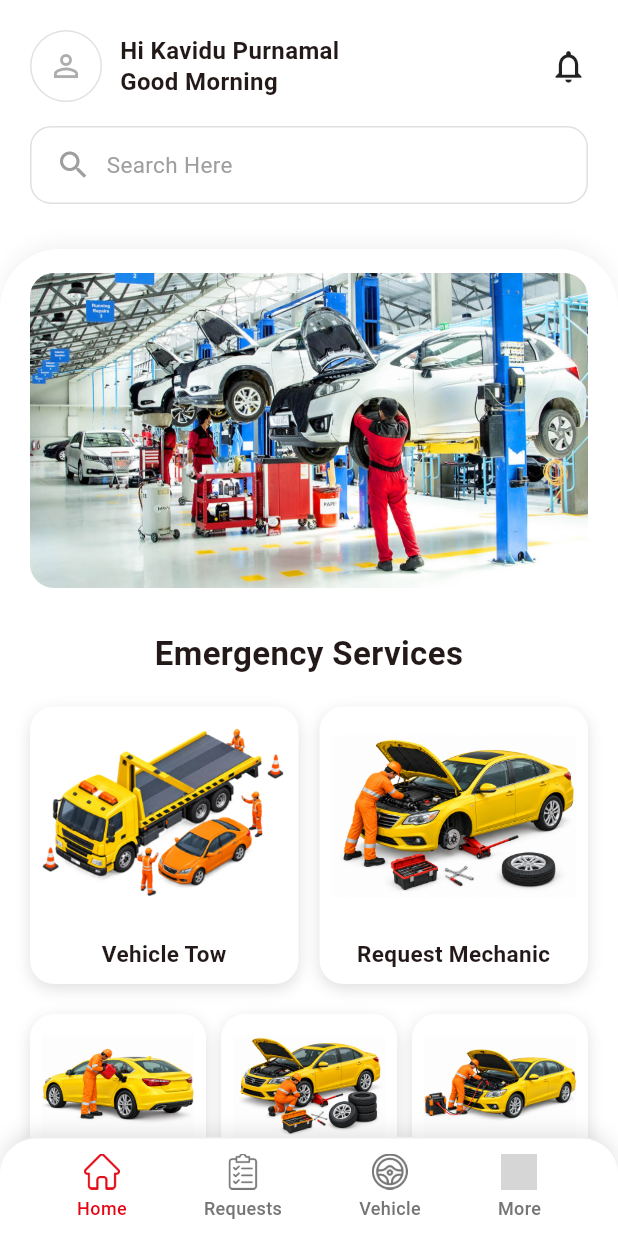
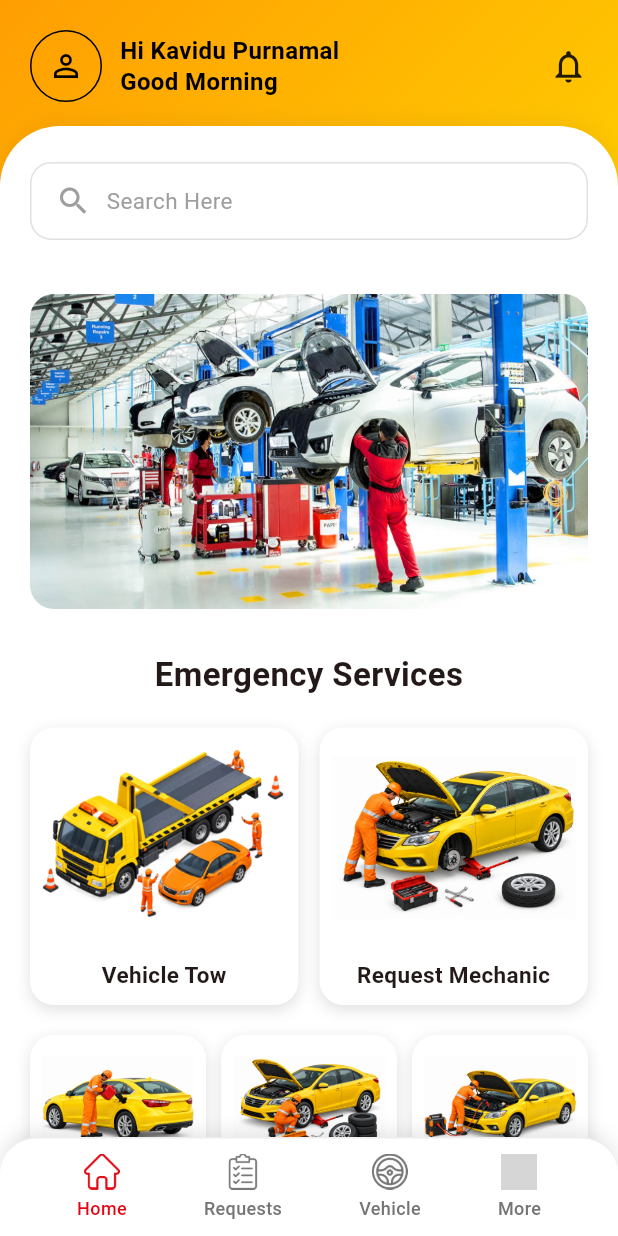
Before and after one commit to ChathuraAbeysinghe/RoadsideAssitance, a Flutter app: the screen it shows after launch, on a phone screen of 412 x 824 dp. Run offline on Flutter 3.47's test engine with Material 3 defaults, Android fonts, the phone set to English and light mode, and no system bars; our stand-ins replace cloud_firestore, firebase_auth, firebase_core, intl_phone_field, pin_code_fields; accounts and stored records are empty; grey boxes are pictures that could not be loaded.

Commit message:
Update home_page.dart

```diff
--- a/lib/features/home/home_page.dart
+++ b/lib/features/home/home_page.dart
@@ -44,7 +44,7 @@ class _HomePageState extends State<HomePage> {
       _currentHeroPage = (_currentHeroPage + 1) % _heroImages.length;
       _heroController.animateToPage(
         _currentHeroPage,
-        duration: const Duration(milliseconds: 500),
+        duration: const Duration(milliseconds: 1000),
         curve: Curves.easeInOut,
       );
     });
@@ -60,8 +60,19 @@ class _HomePageState extends State<HomePage> {
   @override
   Widget build(BuildContext context) {
     return Scaffold(
-      backgroundColor: Colors.white,
-      body: SafeArea(
+      backgroundColor: Colors.transparent,
+      body: Container(
+        decoration: const BoxDecoration(
+          gradient: LinearGradient(
+            begin: Alignment.topLeft,
+            end: Alignment.centerRight,
+            colors: [
+              Color.fromARGB(255, 255, 158, 2),
+              Color.fromARGB(255, 255, 225, 1),
+            ],
+          ),
+        ),
+        child: SafeArea(
           bottom: false,
           child: Column(
             children: [
@@ -77,12 +88,12 @@ class _HomePageState extends State<HomePage> {
                       decoration: BoxDecoration(
                         shape: BoxShape.circle,
                         border: Border.all(
-                        color: const Color.fromARGB(84, 165, 164, 164),
+                          color: const Color.fromARGB(255, 0, 0, 0),
                         ),
                       ),
                       child: Icon(
                         Icons.person_outline,
-                      color: const Color.fromARGB(151, 117, 117, 117),
+                        color: const Color.fromARGB(255, 0, 0, 0),
                       ),
                     ),
                     Expanded(
@@ -94,6 +105,7 @@ class _HomePageState extends State<HomePage> {
                             fontSize: 16,
                             fontWeight: FontWeight.bold,
                             height: 1.3,
+                            color: Color.fromARGB(255, 0, 0, 0),
                           ),
                         ),
                       ),
@@ -106,31 +118,6 @@ class _HomePageState extends State<HomePage> {
                   ],
                 ),
               ),
-            Padding(
-              padding: const EdgeInsets.symmetric(horizontal: 20),
-              child: Container(
-                height: 52,
-                padding: const EdgeInsets.symmetric(horizontal: 16),
-                decoration: BoxDecoration(
-                  borderRadius: BorderRadius.circular(14),
-                  border: Border.all(color: Colors.grey.shade300),
-                ),
-                child: Row(
-                  children: [
-                    Icon(Icons.search, color: Colors.grey.shade500),
-                    const SizedBox(width: 10),
-                    Text(
-                      'Search Here',
-                      style: TextStyle(
-                        fontSize: 15,
-                        color: Colors.grey.shade500,
-                      ),
-                    ),
-                  ],
-                ),
-              ),
-            ),
-            const SizedBox(height: 30),
               Expanded(
                 child: Container(
                   clipBehavior: Clip.antiAlias,
@@ -154,6 +141,39 @@ class _HomePageState extends State<HomePage> {
                         child: Column(
                           crossAxisAlignment: CrossAxisAlignment.start,
                           children: [
+                            Padding(
+                              padding: const EdgeInsets.fromLTRB(20, 24, 20, 0),
+                              child: Container(
+                                height: 52,
+                                padding: const EdgeInsets.symmetric(
+                                  horizontal: 16,
+                                ),
+                                decoration: BoxDecoration(
+                                  borderRadius: BorderRadius.circular(14),
+                                  border: Border.all(
+                                    color: Colors.grey.shade300,
+                                  ),
+                                ),
+                                child: Row(
+                                  children: [
+                                    Icon(
+                                      Icons.search,
+                                      color: Colors.grey.shade500,
+                                    ),
+                                    const SizedBox(width: 10),
+                                    Text(
+                                      'Search Here',
+                                      style: TextStyle(
+                                        fontSize: 15,
+                                        color: Colors.grey.shade500,
+                                      ),
+                                    ),
+                                  ],
+                                ),
+                              ),
+                            ),
+                            const SizedBox(height: 20),
+
                             // Auto-rotating hero carousel (changes image every 5 seconds).
                             Padding(
                               padding: const EdgeInsets.fromLTRB(20, 16, 20, 0),
@@ -175,7 +195,9 @@ class _HomePageState extends State<HomePage> {
                                         errorBuilder:
                                             (context, error, stackTrace) =>
                                                 Container(
-                                                color: const Color(0xFFE30613),
+                                                  color: const Color(
+                                                    0xFFE30613,
+                                                  ),
                                                 ),
                                       );
                                     },
@@ -187,7 +209,9 @@ class _HomePageState extends State<HomePage> {
 
                             // Emergency Services section
                             Padding(
-                            padding: const EdgeInsets.symmetric(horizontal: 20),
+                              padding: const EdgeInsets.symmetric(
+                                horizontal: 20,
+                              ),
                               child: Column(
                                 crossAxisAlignment: CrossAxisAlignment.center,
                                 children: [
@@ -215,7 +239,8 @@ class _HomePageState extends State<HomePage> {
                                       Expanded(
                                         child: _ServiceItem(
                                           label: 'Request Mechanic',
-                                        imagePath: 'assets/images/mechanic.png',
+                                          imagePath:
+                                              'assets/images/mechanic.png',
                                           height: 130,
                                         ),
                                       ),
@@ -238,7 +263,8 @@ class _HomePageState extends State<HomePage> {
                                       Expanded(
                                         child: _ServiceItem(
                                           label: 'Flat Tire',
-                                        imagePath: 'assets/images/flattire.png',
+                                          imagePath:
+                                              'assets/images/flattire.png',
                                           height: 80,
                                         ),
                                       ),
@@ -271,6 +297,7 @@ class _HomePageState extends State<HomePage> {
                 ),
               ),
             ],
+          ),
         ),
       ),
     );
```
Lines whose indentation alone changed are shown as unchanged.
